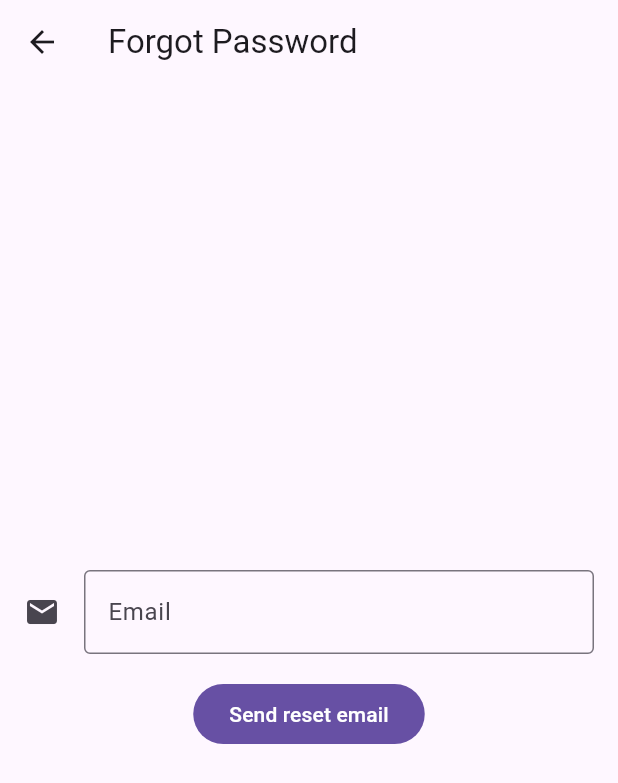
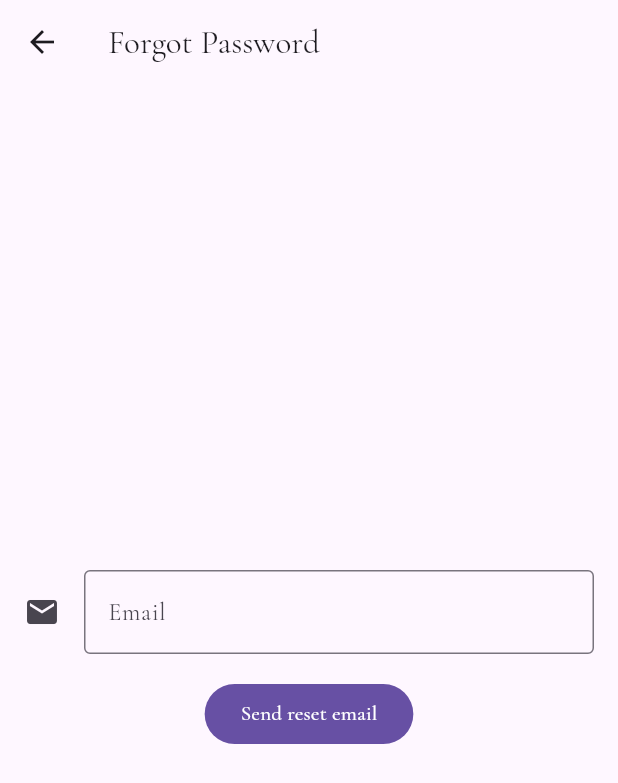
Before and after one commit to HaroldSaenz87/LesChic, a Flutter app: the screen it shows after launch, after a tap on "Login", after a tap on "Forgot Password?", on a phone screen of 412 x 824 dp. Shown: the top 783 px of the screen. Run offline on Flutter 3.47's test engine with Material 3 defaults, Android fonts, the phone set to English and light mode, and no system bars; our stand-ins replace flutter_secure_storage, flutter_svg, image_picker.

Commit message:
Use same font as website
currently fully overrides all fonts. Want to scale it back a bit to be more readable where necessary

```diff
--- a/Frontend_App/lib/main.dart
+++ b/Frontend_App/lib/main.dart
@@ -16,6 +16,7 @@ class App extends StatelessWidget {
     return MaterialApp(
       //set the theme TODO: add color palette
       theme: ThemeData(
+        fontFamily: FONT_NAME,
         inputDecorationTheme: InputDecorationTheme(
           border: OutlineInputBorder(),
         ),
--- a/Frontend_App/lib/utils.dart
+++ b/Frontend_App/lib/utils.dart
@@ -4,6 +4,8 @@ import 'dart:io';
 import 'package:flutter/material.dart'; //used by showSnackBar
 import 'package:flutter_secure_storage/flutter_secure_storage.dart';
 import 'package:http/http.dart' as http; //used to contact the API
+
+final String FONT_NAME = 'Cormorant Garamond';
 
 void showSnackBar(dynamic context, String message) {
   ScaffoldMessenger.of(context).showSnackBar(SnackBar(content: Text(message)));
--- a/Frontend_App/pubspec.yaml
+++ b/Frontend_App/pubspec.yaml
@@ -93,3 +93,9 @@ flutter:
   #
   # For details regarding fonts from package dependencies,
   # see https://flutter.dev/to/font-from-package
+  fonts:
+    - family: Cormorant Garamond
+      fonts:
+        - asset: fonts/CormorantGaramond-VariableFont_wght.ttf
+        - asset: fonts/CormorantGaramond-Italic-VariableFont_wght.ttf
+          style: italic
```
Also changed, not shown: Frontend_App/fonts/CormorantGaramond-Italic-VariableFont_wght.ttf (added), Frontend_App/fonts/CormorantGaramond-VariableFont_wght.ttf (added).
